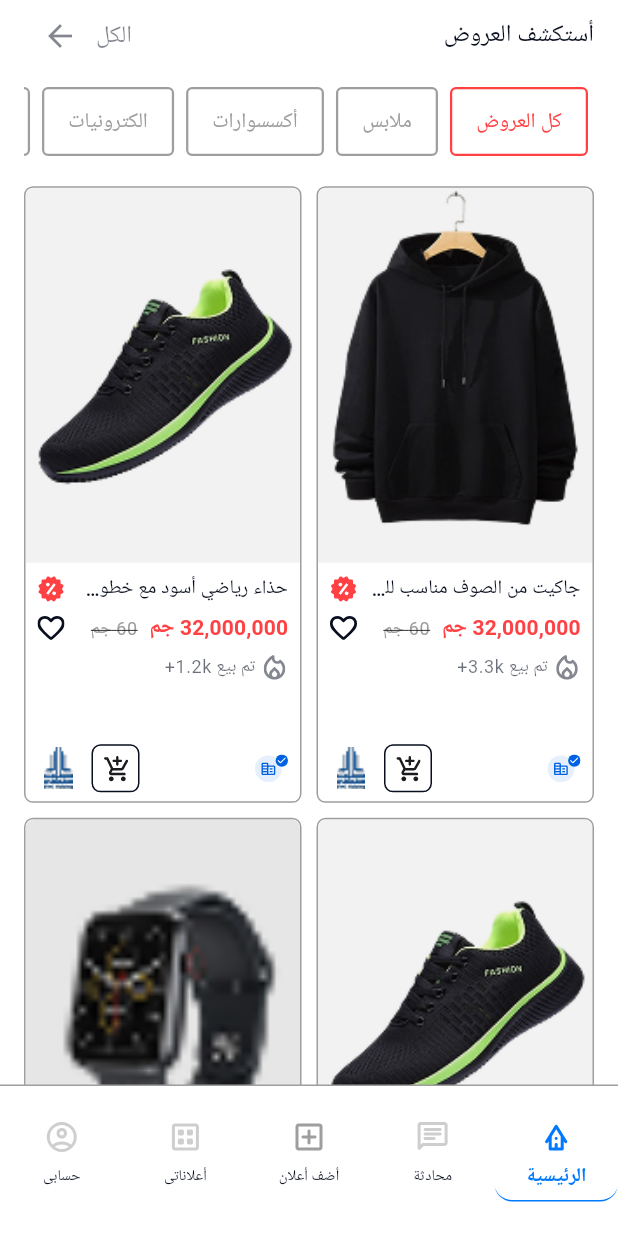
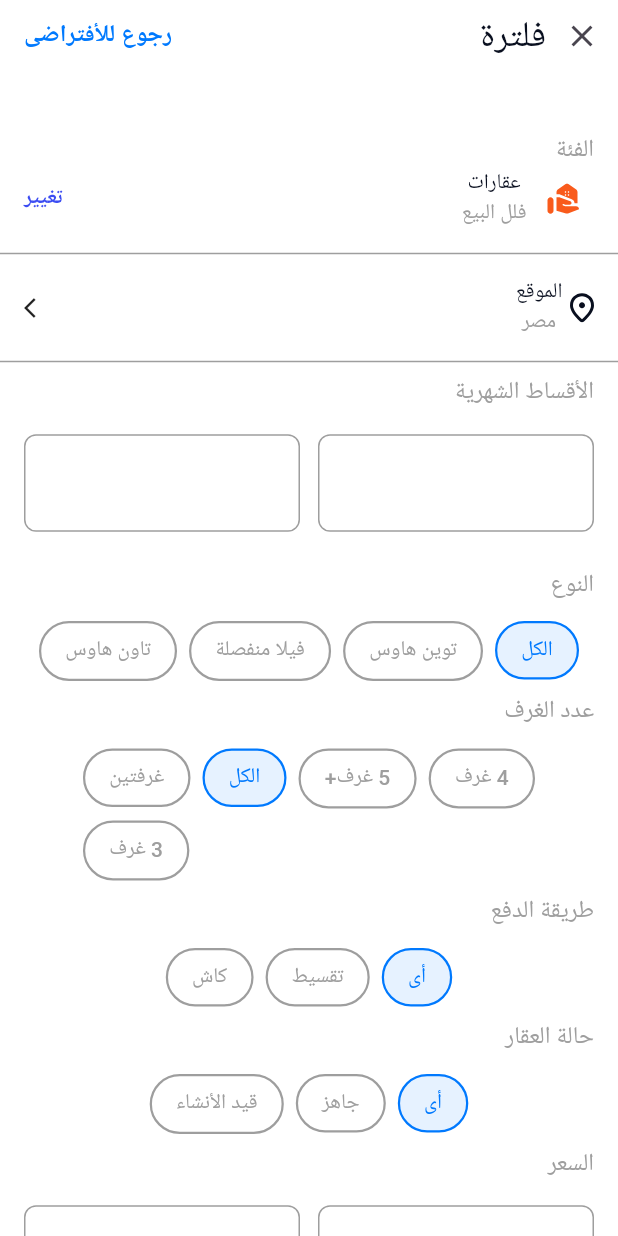
Before and after one commit to essammetwally1/flutter_task_essam_elmetwally, a Flutter app: the screen it shows after launch, scrolled down 576 dp, after a tap on the "arrow back" icon, on a phone screen of 412 x 824 dp. Run offline on Flutter 3.47's test engine with Material 3 defaults, Android fonts, the light colour scheme and no system bars; our stand-ins replace flutter_svg, sqflite; accounts and stored records are empty.

Commit message:
create filter screen ui with select and reset logic

```diff
--- /dev/null
+++ b/devtools_options.yaml
@@ -0,0 +1,3 @@
+description: This file stores settings for Dart & Flutter DevTools.
+documentation: https://docs.flutter.dev/tools/devtools/extensions#configure-extension-enablement-states
+extensions:
--- a/lib/components/custom_text_field.dart
+++ b/lib/components/custom_text_field.dart
@@ -43,8 +43,8 @@
         context,
       ).textTheme.titleLarge!.copyWith(color: AppTheme.primary),
       decoration: InputDecoration(
+        fillColor: Colors.transparent,
         hintText: widget.hintText,
-        contentPadding: EdgeInsets.all(16),
       ),
     );
   }
--- /dev/null
+++ b/lib/components/option_chips.dart
@@ -0,0 +1,53 @@
+import 'package:flutter/material.dart';
+import 'package:flutter_task_essam_elmetwally/app_theme.dart';
+
+class OptionChips extends StatelessWidget {
+  final List<String> options;
+  final int selectedIndex;
+  final ValueChanged<int> onSelected;
+
+  const OptionChips({
+    Key? key,
+    required this.options,
+    required this.selectedIndex,
+    required this.onSelected,
+  }) : super(key: key);
+
+  @override
+  Widget build(BuildContext context) {
+    final textTheme = Theme.of(context).textTheme;
+
+    return Wrap(
+      spacing: 8,
+      runSpacing: 8,
+      alignment: WrapAlignment.end,
+      children: List.generate(options.length, (index) {
+        final isSelected = selectedIndex == index;
+
+        return GestureDetector(
+          onTap: () => onSelected(index),
+          child: Container(
+            padding: const EdgeInsets.symmetric(horizontal: 16, vertical: 8),
+            decoration: BoxDecoration(
+              color: isSelected
+                  ? AppTheme.blue.withValues(alpha: 0.1)
+                  : Colors.transparent,
+              borderRadius: BorderRadius.circular(30),
+              border: Border.all(
+                color: isSelected ? AppTheme.blue : AppTheme.grey,
+                width: 1.5,
+              ),
+            ),
+            child: Text(
+              options[index],
+              style: textTheme.titleSmall!.copyWith(
+                color: isSelected ? AppTheme.blue : AppTheme.grey,
+                fontWeight: FontWeight.w500,
+              ),
+            ),
+          ),
+        );
+      }),
+    );
+  }
+}
--- /dev/null
+++ b/lib/screens/filtering_screen.dart
@@ -0,0 +1,360 @@
+import 'dart:developer';
+
+import 'package:flutter/material.dart';
+import 'package:flutter_svg/svg.dart';
+import 'package:flutter_task_essam_elmetwally/app_theme.dart';
+import 'package:flutter_task_essam_elmetwally/components/custom_elevated_button.dart';
+import 'package:flutter_task_essam_elmetwally/components/custom_text_field.dart';
+import 'package:flutter_task_essam_elmetwally/components/option_chips.dart';
+
+class FilteringScreen extends StatefulWidget {
+  const FilteringScreen({super.key});
+
+  @override
+  State<FilteringScreen> createState() => _FilteringScreenState();
+}
+
+class OptionGroup {
+  final String title;
+  final List<String> options;
+  int selectedIndex;
+
+  OptionGroup({
+    required this.title,
+    required this.options,
+    this.selectedIndex = 0,
+  }) : assert(options.isNotEmpty, 'options must not be empty');
+}
+
+class _FilteringScreenState extends State<FilteringScreen> {
+  final TextEditingController textEditingController1 = TextEditingController();
+  final TextEditingController textEditingController2 = TextEditingController();
+  final TextEditingController textEditingController3 = TextEditingController();
+  final TextEditingController textEditingController4 = TextEditingController();
+
+  final List<OptionGroup> _groups = [
+    OptionGroup(
+      title: 'النوع',
+      options: ['الكل', 'توين هاوس', 'فيلا منفصلة', 'تاون هاوس'],
+      selectedIndex: 0,
+    ),
+    OptionGroup(
+      title: 'عدد الغرف',
+      options: ['4 غرف', '5 غرف+', 'الكل', 'غرفتين', '3 غرف'],
+      selectedIndex: 2,
+    ),
+    OptionGroup(
+      title: 'طريقة الدفع',
+      options: ['أى', 'تقسيط', 'كاش'],
+      selectedIndex: 0,
+    ),
+    OptionGroup(
+      title: 'حالة العقار',
+      options: ['أى', 'جاهز', 'قيد الأنشاء'],
+      selectedIndex: 0,
+    ),
+  ];
+
+  void clearControllers() {
+    textEditingController1.clear();
+    textEditingController2.clear();
+    textEditingController3.clear();
+    textEditingController4.clear();
+  }
+
+  @override
+  void dispose() {
+    textEditingController1.dispose();
+    textEditingController2.dispose();
+    textEditingController3.dispose();
+    textEditingController4.dispose();
+    super.dispose();
+  }
+
+  @override
+  Widget build(BuildContext context) {
+    final TextTheme textTheme = Theme.of(context).textTheme;
+
+    return Scaffold(
+      body: SafeArea(
+        child: Column(
+          children: [
+            Row(
+              children: [
+                const SizedBox(width: 16),
+                InkWell(
+                  onTap: () {
+                    if (!mounted) return;
+                    setState(() {
+                      clearControllers();
+                      for (final group in _groups) {
+                        group.selectedIndex = 0;
+                      }
+                    });
+                  },
+                  child: Text(
+                    'رجوع للأفتراضى',
+                    style: textTheme.titleMedium!.copyWith(
+                      color: AppTheme.blue,
+                      fontWeight: FontWeight.bold,
+                    ),
+                  ),
+                ),
+                const Spacer(),
+                Text(
+                  'فلترة',
+                  style: textTheme.titleLarge!.copyWith(
+                    fontWeight: FontWeight.w500,
+                    fontSize: 24,
+                  ),
+                ),
+                IconButton(
+                  onPressed: () {
+                    Navigator.of(context).pop();
+                  },
+                  icon: const Icon(Icons.close),
+                ),
+              ],
+            ),
+            const SizedBox(height: 32),
+            Padding(
+              padding: const EdgeInsets.symmetric(horizontal: 16, vertical: 8),
+              child: Column(
+                children: [
+                  Row(
+                    mainAxisAlignment: MainAxisAlignment.end,
+                    children: [
+                      Text(
+                        'الفئة',
+                        style: textTheme.titleMedium!.copyWith(
+                          color: AppTheme.grey,
+                        ),
+                      ),
+                    ],
+                  ),
+                  Row(
+                    children: [
+                      InkWell(
+                        onTap: () {},
+                        child: Text(
+                          'تغيير',
+                          style: textTheme.titleSmall!.copyWith(
+                            color: const Color(0xFF3B4CF2),
+                            fontWeight: FontWeight.bold,
+                          ),
+                        ),
+                      ),
+                      const Spacer(),
+                      Column(
+                        children: [
+                          Text(
+                            'عقارات',
+                            style: textTheme.titleSmall!.copyWith(
+                              color: AppTheme.black,
+                            ),
+                          ),
+                          Text(
+                            'فلل البيع',
+                            style: textTheme.titleSmall!.copyWith(
+                              color: AppTheme.grey,
+                            ),
+                          ),
+                        ],
+                      ),
+                      const SizedBox(width: 5),
+                      SvgPicture.asset('assets/icons/cars.svg'),
+                    ],
+                  ),
+                ],
+              ),
+            ),
+            const Divider(color: AppTheme.grey, thickness: 1),
+            Padding(
+              padding: const EdgeInsets.symmetric(horizontal: 16, vertical: 8),
+              child: Row(
+                children: [
+                  const Icon(Icons.arrow_back_ios, size: 16),
+                  const Spacer(),
+                  Column(
+                    children: [
+                      Text(
+                        'الموقع',
+                        style: textTheme.titleSmall!.copyWith(
+                          color: AppTheme.black,
+                        ),
+                      ),
+                      Text(
+                        'مصر',
+                        style: textTheme.titleSmall!.copyWith(
+                          color: AppTheme.grey,
+                        ),
+                      ),
+                    ],
+                  ),
+                  const SizedBox(width: 5),
+                  SvgPicture.asset(
+                    'assets/icons/location.svg',
+                    colorFilter: ColorFilter.mode(
+                      AppTheme.black,
+                      BlendMode.srcIn,
+                    ),
+                  ),
+                ],
+              ),
+            ),
+            const Divider(color: AppTheme.grey, thickness: 1),
+            Padding(
+              padding: const EdgeInsets.symmetric(horizontal: 16),
+              child: Column(
+                children: [
+                  Row(
+                    mainAxisAlignment: MainAxisAlignment.end,
+                    children: [
+                      Text(
+                        'الأقساط الشهرية',
+                        style: textTheme.titleMedium!.copyWith(
+                          color: AppTheme.grey,
+                        ),
+                      ),
+                    ],
+                  ),
+                  const SizedBox(height: 8),
+                  SizedBox(
+                    height: 80,
+                    child: Row(
+                      children: [
+                        Expanded(
+                          child: CustomTextFormField(
+                            controller: textEditingController1,
+                          ),
+                        ),
+                        const SizedBox(width: 12),
+                        Expanded(
+                          child: CustomTextFormField(
+                            controller: textEditingController2,
+                          ),
+                        ),
+                      ],
+                    ),
+                  ),
+                ],
+              ),
+            ),
+            Expanded(
+              child: SingleChildScrollView(
+                padding: const EdgeInsets.only(bottom: 16),
+                child: Column(
+                  children: [
+                    const SizedBox(height: 8),
+                    for (int i = 0; i < _groups.length; i++) ...[
+                      const SizedBox(height: 8),
+                      _buildSelectionSection(context, textTheme, _groups[i], i),
+                    ],
+                    Padding(
+                      padding: const EdgeInsets.symmetric(horizontal: 16),
+                      child: Column(
+                        children: [
+                          const SizedBox(height: 8),
+                          Row(
+                            mainAxisAlignment: MainAxisAlignment.end,
+                            children: [
+                              Text(
+                                'السعر',
+                                style: textTheme.titleMedium!.copyWith(
+                                  color: AppTheme.grey,
+                                ),
+                              ),
+                            ],
+                          ),
+                          const SizedBox(height: 8),
+                          SizedBox(
+                            height: 80,
+                            child: Row(
+                              children: [
+                                Expanded(
+                                  child: CustomTextFormField(
+                                    hintText: 'أقصى سعر',
+                                    controller: textEditingController3,
+                                  ),
+                                ),
+                                const SizedBox(width: 12),
+                                Expanded(
+                                  child: CustomTextFormField(
+                                    hintText: 'أقل سعر',
+                                    controller: textEditingController4,
+                                  ),
+                                ),
+                              ],
+                            ),
+                          ),
+                        ],
+                      ),
+                    ),
+                    const SizedBox(height: 16),
+                    Padding(
+                      padding: const EdgeInsets.symmetric(horizontal: 16),
+                      child: CustomElevatedButton(
+                        textElevatedButton: 'شاهد 10,000+ نتائج',
+                        onPressed: () {
+                          final Map<String, String> selected = {
+                            for (int i = 0; i < _groups.length; i++)
+                              _groups[i].title:
+                                  _groups[i].options[_groups[i].selectedIndex],
+                          };
+                          log('Selected filters: $selected');
+                        },
+                      ),
+                    ),
+                    const SizedBox(height: 24),
+                  ],
+                ),
+              ),
+            ),
+          ],
+        ),
+      ),
+    );
+  }
+
+  Widget _buildSelectionSection(
+    BuildContext context,
+    TextTheme textTheme,
+    OptionGroup group,
+    int groupIndex,
+  ) {
+    return Padding(
+      padding: const EdgeInsets.symmetric(horizontal: 16),
+      child: Column(
+        children: [
+          Row(
+            mainAxisAlignment: MainAxisAlignment.end,
+            children: [
+              Text(
+                group.title,
+                style: textTheme.titleMedium!.copyWith(color: AppTheme.grey),
+              ),
+            ],
+          ),
+          const SizedBox(height: 12),
+          Directionality(
+            textDirection: TextDirection.rtl,
+            child: OptionChips(
+              options: group.options,
+              selectedIndex: group.selectedIndex.clamp(
+                0,
+                group.options.length - 1,
+              ),
+              onSelected: (selected) {
+                final safe = selected.clamp(0, group.options.length - 1);
+                if (!mounted) return;
+                setState(() {
+                  group.selectedIndex = safe;
+                });
+              },
+            ),
+          ),
+        ],
+      ),
+    );
+  }
+}
--- a/lib/screens/home_screen.dart
+++ b/lib/screens/home_screen.dart
@@ -21,7 +21,7 @@
   // only create a controller for HomeTab (index 4)
   final ScrollController homeTabController = ScrollController();
 
-  final List<Widget> _pages = [
+  final List<Widget> pages = [
     const ProfileTab(),
     const AdsTab(),
     const AddadsTab(),
--- a/lib/tabs/home_tab.dart
+++ b/lib/tabs/home_tab.dart
@@ -5,6 +5,7 @@
 import 'package:flutter_task_essam_elmetwally/components/product_item.dart';
 import 'package:flutter_task_essam_elmetwally/models/product_model.dart';
 import 'package:flutter_task_essam_elmetwally/providers/product_provider.dart';
+import 'package:flutter_task_essam_elmetwally/screens/filtering_screen.dart';
 import 'package:provider/provider.dart';
 
 class HomeTab extends StatefulWidget {
@@ -98,7 +99,15 @@
                 Row(
                   children: [
                     IconButton(
-                      onPressed: () {},
+                      onPressed: () {
+                        Navigator.of(context).push(
+                          MaterialPageRoute(
+                            builder: (context) {
+                              return FilteringScreen();
+                            },
+                          ),
+                        );
+                      },
                       icon: Icon(
                         Icons.arrow_back,
                         color: AppTheme.black.withValues(alpha: .5),
```
Also changed, not shown: assets/icons/cars.svg (renamed from assets/icons/Cars.svg), assets/icons/location.svg.
